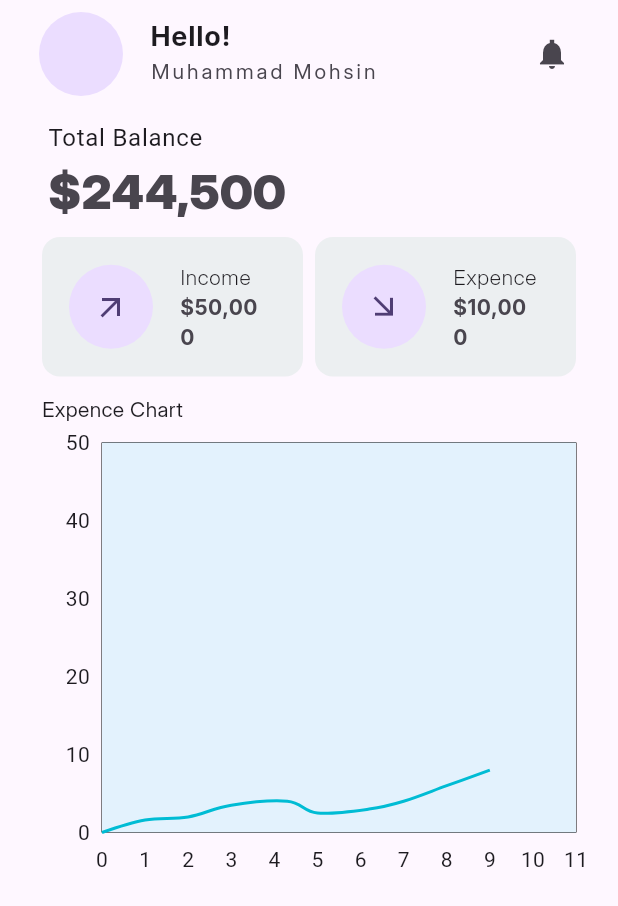
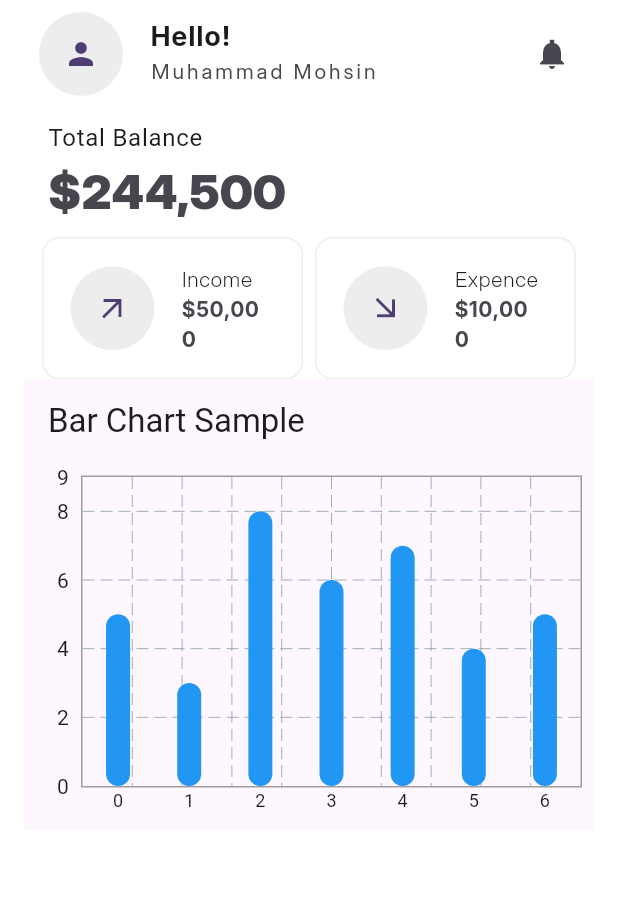
Before and after one commit to m6474n/expense-tracker, a Flutter app: the screen it shows after launch, on a phone screen of 412 x 824 dp. Shown: the top 906 px of the screen. Run offline on Flutter 3.47's test engine with Material 3 defaults, Android fonts, the phone set to English and light mode, and no system bars; drawn by our look-alikes of fl_chart; our stand-ins replace animated_custom_dropdown.

Commit message:
Line chart and Bar chart Added

```diff
--- /dev/null
+++ b/lib/components/barChart.dart
@@ -0,0 +1,72 @@
+import 'package:fl_chart/fl_chart.dart';
+import 'package:flutter/material.dart';
+
+class BarChartSample extends StatelessWidget {
+  final List<int> dataPoints;
+
+  BarChartSample({required this.dataPoints});
+
+  @override
+  Widget build(BuildContext context) {
+    List<BarChartGroupData> barGroups = dataPoints.asMap().entries.map((entry) {
+      int index = entry.key;
+      double value = entry.value.toDouble();
+      return BarChartGroupData(
+        x: index,
+        barRods: [
+          BarChartRodData(
+            toY: value,
+            color: Colors.blue,
+            width: 16,
+          ),
+        ],
+      );
+    }).toList();
+
+    return Scaffold(
+      appBar: AppBar(title: Text('Bar Chart Sample')),
+      body: Padding(
+        padding: const EdgeInsets.all(8.0),
+        child: BarChart(
+          BarChartData(
+            alignment: BarChartAlignment.spaceAround,
+            maxY: dataPoints.reduce((a, b) => a > b ? a : b).toDouble() + 1,
+            barGroups: barGroups,
+            titlesData: FlTitlesData(
+              leftTitles: AxisTitles(
+                sideTitles: SideTitles(
+                  showTitles: true,
+                  reservedSize: 30,
+                ),
+              ),
+              bottomTitles: AxisTitles(
+                sideTitles: SideTitles(
+                  showTitles: true,
+                  reservedSize: 20,
+                  getTitlesWidget: (value, meta) {
+                    int index = value.toInt();
+                    return Text(
+                      index.toString(),
+                      style: TextStyle(fontSize: 12),
+                    );
+                  },
+                ),
+              ),
+              rightTitles: AxisTitles(
+                sideTitles: SideTitles(showTitles: false),
+              ),
+              topTitles: AxisTitles(
+                sideTitles: SideTitles(showTitles: false),
+              ),
+            ),
+            borderData: FlBorderData(
+              show: true,
+              border: Border.all(color: Colors.grey, width: 1),
+            ),
+            gridData: FlGridData(show: true),
+          ),
+        ),
+      ),
+    );
+  }
+}
--- a/lib/components/chart.dart
+++ /dev/null
@@ -1,76 +0,0 @@
-import 'package:fl_chart/fl_chart.dart';
-import 'package:flutter/material.dart';
-
-class CustomChart extends StatefulWidget {
-  const CustomChart({super.key});
-
-  @override
-  State<CustomChart> createState() => _CustomChartState();
-}
-
-class _CustomChartState extends State<CustomChart> {
-  @override
-  Widget build(BuildContext context) {
-    return Column(
-      mainAxisAlignment: MainAxisAlignment.start,
-      crossAxisAlignment: CrossAxisAlignment.start,
-      children: [
-        Text(
-          "Expence Chart",
-          style: TextStyle(fontFamily: "Inter"),
-        ),
-        SizedBox(height: 12),
-        Container(
-          height: 300,
-          width: double.infinity,
-          child: LineChart(
-              curve: Curves.linear,
-              LineChartData(
-                  minX: 0,
-                  maxX: 11,
-                  minY: 0,
-                  maxY: 50,
-                  backgroundColor: Colors.blue.shade50,
-                  titlesData: FlTitlesData(
-                      leftTitles:
-
-                          AxisTitles(
-                            sideTitles: SideTitles(
-
-reservedSize: 40,
-
-                              showTitles: true)),
-                      topTitles:
-                          AxisTitles(sideTitles: SideTitles(showTitles: false)),
-                      bottomTitles:
-                          AxisTitles(sideTitles: SideTitles(showTitles: true, reservedSize: 40,)),
-
-                      rightTitles:
-                          AxisTitles(sideTitles: SideTitles(showTitles: false,)),
-
-                          ),
-                  borderData: FlBorderData(border: Border.all(width: 0)),
-                  gridData: FlGridData(
-                      drawHorizontalLine: false, drawVerticalLine: false),
-                  lineBarsData: [
-                    LineChartBarData(
-                        isCurved: true,
-                        dotData: FlDotData(show: false),
-                        spots: [
-                          FlSpot(0, 0),
-                          FlSpot(1, 1.6),
-                          FlSpot(2, 2),
-                          FlSpot(3, 3.5),
-                          FlSpot(4.3, 4),
-                          FlSpot(5, 2.5),
-                          FlSpot(6.2, 3),
-                          FlSpot(7, 4),
-                          FlSpot(8, 6),
-                          FlSpot(9, 8),
-                        ])
-                  ])),
-        )
-      ],
-    );
-  }
-}
--- a/lib/components/customAppbar.dart
+++ b/lib/components/customAppbar.dart
@@ -1,3 +1,4 @@
+import 'package:expense_tracker/utility/constants.dart';
 import 'package:flutter/material.dart';
 
 class CustomAppBar extends StatelessWidget {
@@ -5,7 +6,7 @@ class CustomAppBar extends StatelessWidget {
 
   @override
   Widget build(BuildContext context) {
-    return ListTile(leading: CircleAvatar(radius:30,),
+    return const ListTile(leading: CircleAvatar(radius:30,backgroundColor: borderColor,child: Icon(Icons.person),),
     title: Text("Hello!", style: TextStyle(fontFamily: 'Inter bold', fontSize: 18),),
     subtitle: Text("Muhammad Mohsin",style: TextStyle(fontFamily: 'Inter', fontSize: 14, letterSpacing: 2),),
     trailing: Icon(Icons.notifications_sharp),);
--- a/lib/components/customIconButton.dart
+++ b/lib/components/customIconButton.dart
@@ -1,5 +1,6 @@
 import 'dart:math';
 
+import 'package:expense_tracker/utility/constants.dart';
 import 'package:flutter/material.dart';
 
 class CustomIconButton extends StatelessWidget {
@@ -10,19 +11,20 @@ class CustomIconButton extends StatelessWidget {
   @override
   Widget build(BuildContext context) {
     return Container(
-      padding: EdgeInsets.symmetric(vertical: 8),
+      padding: const EdgeInsets.symmetric(vertical: 8),
       decoration: BoxDecoration(
-          color: Colors.blueGrey.shade50,
+          color: Colors.white,
+          border: Border.all(width: 1, color: borderColor),
           borderRadius: BorderRadius.circular(12)),
       child: ListTile(
         leading: icon,
         title: Text(
           title??"",
-          style: TextStyle(fontFamily: "Inter thin", fontSize: 14),
+          style: const TextStyle(fontFamily: "Inter thin", fontSize: 14),
         ),
         subtitle: Text(
           subtitle??'',
-          style: TextStyle(fontFamily: "Inter bold", fontSize: 14),
+          style: const TextStyle(fontFamily: "Inter bold", fontSize: 14),
         ),
       ),
     );
--- a/lib/main.dart
+++ b/lib/main.dart
@@ -19,7 +19,7 @@ class MyApp extends StatelessWidget {
         colorScheme: ColorScheme.fromSeed(seedColor: Colors.deepPurple),
         useMaterial3: true,
       ),
-      home: const Home(),
+      home:  Home(),
     );
   }
 }
--- a/lib/screens/home.dart
+++ b/lib/screens/home.dart
@@ -1,25 +1,28 @@
 import 'dart:math';
 
-import 'package:expense_tracker/components/chart.dart';
+import 'package:expense_tracker/components/barChart.dart';
+import 'package:expense_tracker/components/lineChart.dart';
 import 'package:expense_tracker/components/customAppbar.dart';
 import 'package:expense_tracker/components/customIconButton.dart';
+import 'package:expense_tracker/utility/constants.dart';
 import 'package:flutter/material.dart';
 
 class Home extends StatelessWidget {
-  const Home({super.key});
-
+   Home({super.key});
+  List<int> dataPoints = [5, 3, 8, 6, 7, 4, 5];
   @override
   Widget build(BuildContext context) {
-    return Scaffold(
+    return Scaffold(backgroundColor: Colors.white,
       body: SafeArea(
         child: Padding(
-          padding: EdgeInsets.symmetric(horizontal: 8.0),
+          padding: const EdgeInsets.symmetric(horizontal: 8.0),
+          child: SingleChildScrollView(
             child: Column(
               mainAxisAlignment: MainAxisAlignment.start,
               crossAxisAlignment: CrossAxisAlignment.center,
               children: [
                 // app bar
-              CustomAppBar(),
+                const CustomAppBar(),
                 // main body
                 Padding(
                   padding: const EdgeInsets.symmetric(horizontal: 8.0),
@@ -27,7 +30,7 @@ class Home extends StatelessWidget {
                     mainAxisAlignment: MainAxisAlignment.start
                     ,crossAxisAlignment: CrossAxisAlignment.start,
                     children: [
-                   ListTile(
+                     const ListTile(
                     title: Text("Total Balance"),
                     subtitle: Text(
                       "\$244,500",
@@ -40,26 +43,31 @@ class Home extends StatelessWidget {
                     padding: const EdgeInsets.symmetric(horizontal: 12.0),
                     child: Row(
                       children: [
+                      const Expanded(
+                            child: CustomIconButton(icon: CircleAvatar(
+                              backgroundColor: borderColor,
+                              radius: 30,
+                              child: Icon(Icons.arrow_outward_sharp, ),
+                            ),title: "Income",subtitle: "\$50,000",) ),
+                        const SizedBox(width: 8,),
                           Expanded(
                             child: CustomIconButton(icon: CircleAvatar(
-                            radius: 30,
-                            child: Icon(Icons.arrow_outward_sharp),
-                          ),title: "Income",subtitle: "\$50,000",) ),
-                      SizedBox(width: 8,),
-                        Expanded(
-                          child: CustomIconButton(icon: CircleAvatar(
+                              backgroundColor: borderColor,
                               radius: 30,
                               child: Transform.rotate(
                                 angle: 90 *pi/180,
-                              child: Icon(Icons.arrow_outward_sharp)),
+                                child: const Icon(Icons.arrow_outward_sharp,)),
                             ),title: "Expence",subtitle: "\$10,000",) )
                       ],
                     ),
                   ),
-                Padding(
-                  padding: const EdgeInsets.all(12.0),
-                  child: CustomChart(),
-                ),
+                  // const Padding(
+                  //   padding: EdgeInsets.all(12.0),
+                  //   child: CustomLineChart(),
+                  // ),
+                   Container(
+                    height: 300,
+                    child: BarChartSample(dataPoints: dataPoints))
                   ],),
                 )
 
@@ -67,6 +75,7 @@ class Home extends StatelessWidget {
             ),
           ),
         ),
+      ),
     );
   }
 }
--- a/pubspec.yaml
+++ b/pubspec.yaml
@@ -36,6 +36,8 @@ dependencies:
   # Use with the CupertinoIcons class for iOS style icons.
   cupertino_icons: ^1.0.8
   fl_chart: ^0.69.0
+  animated_custom_dropdown: ^3.1.1
+  get: ^4.6.6
 
 dev_dependencies:
   flutter_test:
```
Also changed, not shown: lib/components/lineChart.dart (added, +214 -0 lines), lib/utility/constants.dart (added, +8 -0 lines), pubspec.lock. Lines whose indentation alone changed are shown as unchanged.
